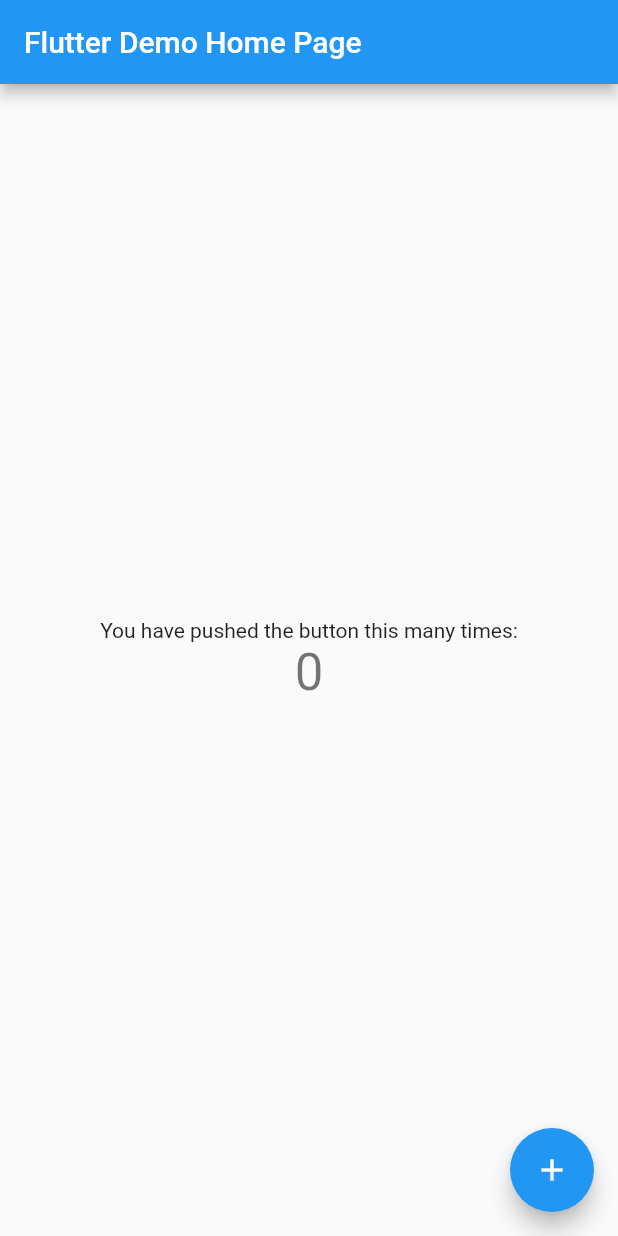
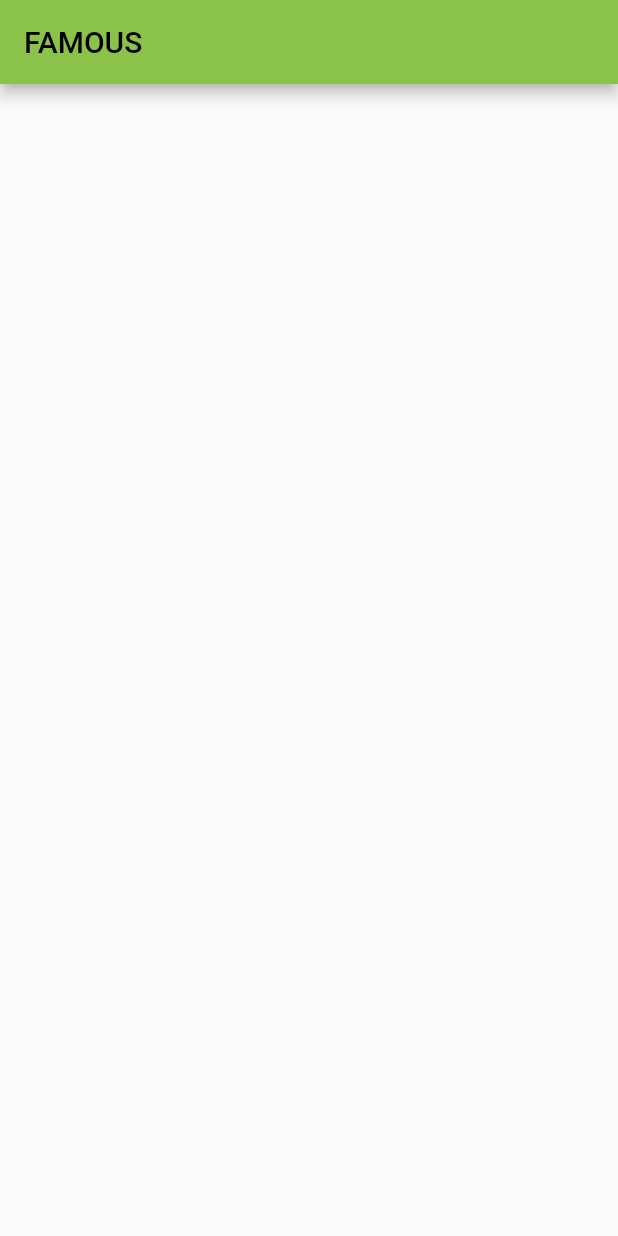
Before and after one commit to Amira1419/populars_task, a Flutter app: the screen it shows after launch, on a phone screen of 412 x 824 dp. Run offline on Flutter 3.47's test engine with Material 2 defaults, Android fonts, the light colour scheme and no system bars.

Commit message:
getting app ready

```diff
--- a/lib/main.dart
+++ b/lib/main.dart
@@ -11,105 +11,33 @@
   @override
   Widget build(BuildContext context) {
     return MaterialApp(
-      title: 'Flutter Demo',
+      title: 'FAMOUS APP',
       theme: ThemeData(
-        // This is the theme of your application.
-        //
-        // Try running your application with "flutter run". You'll see the
-        // application has a blue toolbar. Then, without quitting the app, try
-        // changing the primarySwatch below to Colors.green and then invoke
-        // "hot reload" (press "r" in the console where you ran "flutter run",
-        // or simply save your changes to "hot reload" in a Flutter IDE).
-        // Notice that the counter didn't reset back to zero; the application
-        // is not restarted.
-        primarySwatch: Colors.blue,
+        primarySwatch: Colors.lightGreen,
+        primaryColor: Colors.lightGreen.shade100,
       ),
-      home: const MyHomePage(title: 'Flutter Demo Home Page'),
+      home: const HomePage(),
     );
   }
 }
 
-class MyHomePage extends StatefulWidget {
-  const MyHomePage({Key? key, required this.title}) : super(key: key);
-
-  // This widget is the home page of your application. It is stateful, meaning
-  // that it has a State object (defined below) that contains fields that affect
-  // how it looks.
-
-  // This class is the configuration for the state. It holds the values (in this
-  // case the title) provided by the parent (in this case the App widget) and
-  // used by the build method of the State. Fields in a Widget subclass are
-  // always marked "final".
-
-  final String title;
-
-  @override
-  State<MyHomePage> createState() => _MyHomePageState();
-}
-
-class _MyHomePageState extends State<MyHomePage> {
-  int _counter = 0;
-
-  void _incrementCounter() {
-    setState(() {
-      // This call to setState tells the Flutter framework that something has
-      // changed in this State, which causes it to rerun the build method below
-      // so that the display can reflect the updated values. If we changed
-      // _counter without calling setState(), then the build method would not be
-      // called again, and so nothing would appear to happen.
-      _counter++;
-    });
-  }
+class HomePage extends StatelessWidget {
+  const HomePage({Key? key}) : super(key: key);
 
   @override
   Widget build(BuildContext context) {
-    // This method is rerun every time setState is called, for instance as done
-    // by the _incrementCounter method above.
-    //
-    // The Flutter framework has been optimized to make rerunning build methods
-    // fast, so that you can just rebuild anything that needs updating rather
-    // than having to individually change instances of widgets.
     return Scaffold(
       appBar: AppBar(
-        // Here we take the value from the MyHomePage object that was created by
-        // the App.build method, and use it to set our appbar title.
-        title: Text(widget.title),
+
+        title: const Text("FAMOUS"),
       ),
       body: Center(
-        // Center is a layout widget. It takes a single child and positions it
-        // in the middle of the parent.
+
         child: Column(
-          // Column is also a layout widget. It takes a list of children and
-          // arranges them vertically. By default, it sizes itself to fit its
-          // children horizontally, and tries to be as tall as its parent.
-          //
-          // Invoke "debug painting" (press "p" in the console, choose the
-          // "Toggle Debug Paint" action from the Flutter Inspector in Android
-          // Studio, or the "Toggle Debug Paint" command in Visual Studio Code)
-          // to see the wireframe for each widget.
-          //
-          // Column has various properties to control how it sizes itself and
-          // how it positions its children. Here we use mainAxisAlignment to
-          // center the children vertically; the main axis here is the vertical
-          // axis because Columns are vertical (the cross axis would be
-          // horizontal).
-          mainAxisAlignment: MainAxisAlignment.center,
           children: <Widget>[
-            const Text(
-              'You have pushed the button this many times:',
-            ),
-            Text(
-              '$_counter',
-              style: Theme.of(context).textTheme.headline4,
-            ),
           ],
         ),
       ),
-      floatingActionButton: FloatingActionButton(
-        onPressed: _incrementCounter,
-        tooltip: 'Increment',
-        child: const Icon(Icons.add),
-      ), // This trailing comma makes auto-formatting nicer for build methods.
     );
   }
 }
```
